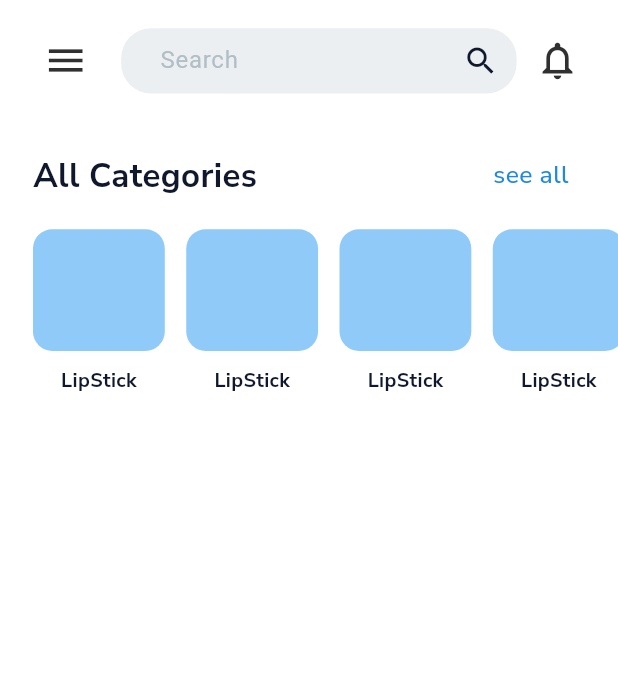
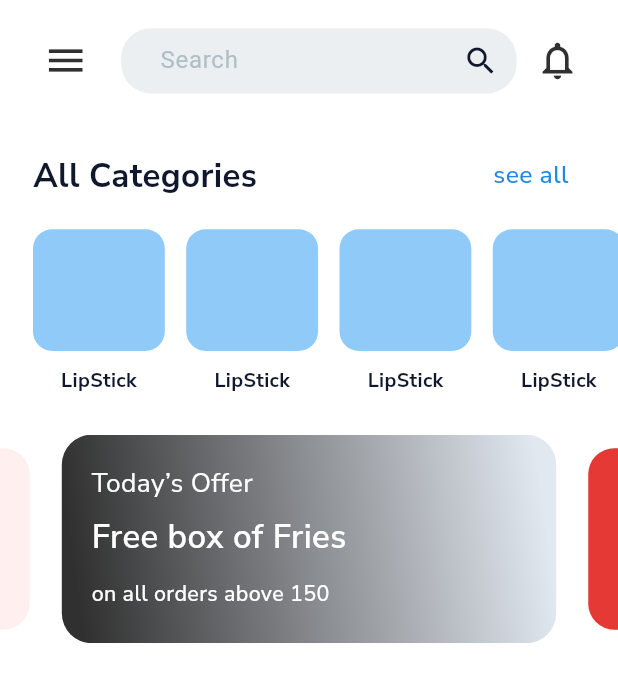
Before and after one commit to codeZe-us/beauty_store, a Flutter app: the screen it shows after launch, on a phone screen of 412 x 824 dp. Shown: the top 682 px of the screen. Run offline on Flutter 3.47's test engine with Material 3 defaults, Android fonts, the phone set to English and light mode, and no system bars; drawn by our look-alikes of carousel_slider; our stand-ins replace animated_text_kit, google_fonts.

Commit message:
updated promotions

```diff
--- a/lib/core/constant/color.dart
+++ b/lib/core/constant/color.dart
@@ -6,6 +6,7 @@ class AppColors {
   static const Color blackColor = Color(0xFF10182D);
   static const Color greyColor = Color(0xFF8E9BAD);
   static const Color redColor = Color(0xFFFF2020);
+  static const Color foodRedColor = Color(0xFFE53935);
   static const Color lightgren = Color(0x1919B360);
   static const Color lightgrey = Color(0xFFE2E8F0);
   static const Color blue = Color(0xFF0078FF);
@@ -17,4 +18,9 @@ class AppColors {
   static const Color gryshade50 = Color(0xFFECEFF1);
   static const Color greyshade300 = Color(0xFFB0BEC5);
   static const Color greyshade200 = Color(0xFFB0BEC5);
+  static const LinearGradient grade = LinearGradient(
+    begin: Alignment(0.99, -0.15),
+    end: Alignment(-0.99, 0.15),
+    colors: [Color(0xFFFFF0F0), Color(0xFFFFDFDF)],
+  );
 }
--- a/lib/core/constant/strings.dart
+++ b/lib/core/constant/strings.dart
@@ -1,5 +1,3 @@
-
-
 class StaticText {
   StaticText._();
 
@@ -13,10 +11,13 @@ class StaticText {
   static const String newArrive = 'New Arrivals';
   static const String item = 'Garnier FaceWwash';
   static const String amount = '\$200';
-   static const String search = 'Search';
-
+  static const String search = 'Search';
+  static const String todayOff = "Today’s Offer";
+  static const String free = "Free box of Fries";
+  static const String news = "on all orders above 150";
+  static const String todaybuy = 'WHAT TO\nBUY TODAY';
+  static const String shop = 'shop up to 50% off';
 }
-
 
 class ErrorText {
   static const String enterValidName = "Please enter a valid name";
--- a/lib/features/presentation/pages/home_screen/home_screen.dart
+++ b/lib/features/presentation/pages/home_screen/home_screen.dart
@@ -4,6 +4,7 @@ import 'package:flutter/material.dart';
 import '../../../../core/constant/color.dart';
 import '../../../../core/constant/dimensions.dart';
 import 'home_screen_widgets/home_screen_app_bar.dart';
+import 'home_screen_widgets/promotion_banner.dart';
 
 class HomeScreen extends StatefulWidget {
   const HomeScreen({super.key});
@@ -15,7 +16,7 @@ class HomeScreen extends StatefulWidget {
 class _HomeScreenState extends State<HomeScreen> {
   @override
   Widget build(BuildContext context) {
-     SizeConfig.init(context);
+    SizeConfig.init(context);
     return Scaffold(
       backgroundColor: AppColors.primaryColor,
       body: SafeArea(
@@ -24,8 +25,9 @@ class _HomeScreenState extends State<HomeScreen> {
           children: [
             const HomeScreenAppBar(),
             SizedBox(height: getProportionateScreenHeight(20)),
-            const AllCategoriesHome()
-
+            const AllCategoriesHome(),
+            SizedBox(height: getProportionateScreenHeight(20)),
+            const Promotions()
           ],
         ),
       ),
--- a/lib/features/presentation/pages/home_screen/home_screen_widgets/promotion_banner.dart
+++ b/lib/features/presentation/pages/home_screen/home_screen_widgets/promotion_banner.dart
@@ -0,0 +1,141 @@
+
+import 'package:carousel_slider/carousel_slider.dart';
+import 'package:flutter/material.dart';
+
+import '../../../../../core/constant/color.dart';
+import '../../../../../core/constant/dimensions.dart';
+import '../../../../../core/constant/strings.dart';
+import '../../../../widget/custom_text.dart';
+
+
+
+
+class Promotions extends StatefulWidget {
+  const Promotions({super.key});
+
+  @override
+  State<Promotions> createState() => _PromotionsState();
+}
+
+class _PromotionsState extends State<Promotions> {
+  @override
+  Widget build(BuildContext context) {
+    return CarouselSlider(
+      options: CarouselOptions(
+        height: getProportionateScreenHeight(137),
+        pageSnapping: true,
+        enlargeCenterPage: true,
+        enableInfiniteScroll: true,
+        autoPlay: true,
+        autoPlayInterval: const Duration(seconds: 5),
+        autoPlayAnimationDuration: const Duration(milliseconds: 800),
+        autoPlayCurve: Curves.fastOutSlowIn,
+        pauseAutoPlayOnTouch: true,
+      ),
+      items: [
+        Container(
+          width: getProportionateScreenWidth(372),
+          decoration: ShapeDecoration(
+            gradient: const LinearGradient(
+              begin: Alignment(-0.95, 0.32),
+              end: Alignment(0.95, -0.32),
+              colors: [AppColors.blackshade200, AppColors.lightgrey],
+            ),
+            shape: RoundedRectangleBorder(
+              borderRadius: BorderRadius.circular(20),
+            ),
+          ),
+          child: Padding(
+            padding: EdgeInsets.symmetric(
+                horizontal: getProportionateScreenWidth(18)),
+            child: Row(
+              mainAxisAlignment: MainAxisAlignment.spaceBetween,
+              children: [
+                Column(
+                  crossAxisAlignment: CrossAxisAlignment.start,
+                  children: [
+                    SizedBox(height: getProportionateScreenHeight(20)),
+                    customTextNunitoSansCenter(
+                        inputText: StaticText.todayOff,
+                        fontSize: 16,
+                        weight: FontWeight.w400,
+                        colorName: AppColors.primaryColor),
+                    SizedBox(height: getProportionateScreenHeight(7)),
+                    customTextNunitoSansCenter(
+                        inputText: StaticText.free,
+                        fontSize: 20,
+                        weight: FontWeight.w600,
+                        colorName: AppColors.primaryColor),
+                    SizedBox(height: getProportionateScreenHeight(12)),
+                    customTextNunitoSansCenter(
+                        inputText: StaticText.news,
+                        fontSize: 13,
+                        weight: FontWeight.w500,
+                        colorName: AppColors.primaryColor),
+                  ],
+                ),
+
+              ],
+            ),
+          ),
+        ),
+        Container(
+          clipBehavior: Clip.antiAlias,
+          width: getProportionateScreenWidth(372),
+          decoration: ShapeDecoration(
+            gradient: AppColors.grade,
+            shape: RoundedRectangleBorder(
+              borderRadius: BorderRadius.circular(20),
+            ),
+          ),
+          child: Stack(
+            children: [
+              Positioned(
+                left: -69,
+                top: 7.30,
+                child: Transform(
+                  transform: Matrix4.identity()
+                    ..translate(0.0, 0.0)
+                    ..rotateZ(-0.43),
+                  child: Container(
+                    width: 200.45,
+                    height: 277.18,
+                    decoration: BoxDecoration(
+                        borderRadius: BorderRadius.circular(20),
+                        color: AppColors.foodRedColor),
+                  ),
+                ),
+              ),
+              Positioned(
+                left: getProportionateScreenWidth(24),
+                top: getProportionateScreenHeight(36),
+                child: customTextNunitoSansCenter(
+                    inputText: StaticText.todaybuy,
+                    fontSize: 20,
+                    weight: FontWeight.w800,
+                    colorName: AppColors.primaryColor),
+              ),
+              Positioned(
+                left: getProportionateScreenWidth(24),
+                top: getProportionateScreenHeight(100),
+                child: customTextNunitoSansCenter(
+                    inputText: StaticText.shop,
+                    fontSize: 14,
+                    weight: FontWeight.w600,
+                    colorName: AppColors.primaryColor),
+              ),
+              // Positioned(
+              //     right: getProportionateScreenWidth(20),
+              //     top: getProportionateScreenHeight(50),
+              //     child: Image.asset(
+              //       Assets.burg,
+              //       width: 87,
+              //       height: 70,
+              //     ))
+            ],
+          ),
+        ),
+      ],
+    );
+  }
+}
--- a/pubspec.yaml
+++ b/pubspec.yaml
@@ -37,6 +37,7 @@ dependencies:
   cupertino_icons: ^1.0.2
   animated_text_kit: ^4.2.2
   google_fonts: ^6.1.0
+  carousel_slider: ^4.2.1
 
 dev_dependencies:
   flutter_test:
```
Also changed, not shown: lib/features/widget/custom_text.dart (+0 -20 lines), pubspec.lock.
